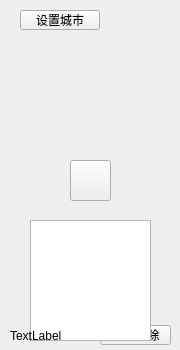
Old version of the form widget.ui in the repository sjchen1994/MyFirstWindowApp.
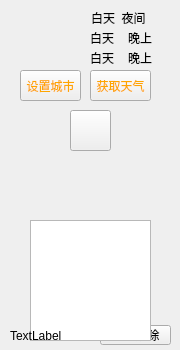
New version of the form. Icons and pictures are not drawn.

Commit message: 实现了天气模块

The edit to the form file:
```diff
--- a/widget.ui
+++ b/widget.ui
@@ -16,8 +16,8 @@
   <widget class="QPushButton" name="transButton">
    <property name="geometry">
     <rect>
-     <x>110</x>
-     <y>30</y>
+     <x>120</x>
+     <y>110</y>
      <width>41</width>
      <height>41</height>
     </rect>
@@ -51,8 +51,8 @@
   <widget class="QPushButton" name="memButton">
    <property name="geometry">
     <rect>
-     <x>30</x>
-     <y>30</y>
+     <x>20</x>
+     <y>110</y>
      <width>41</width>
      <height>41</height>
     </rect>
@@ -93,8 +93,8 @@
   <widget class="QPushButton" name="calc">
    <property name="geometry">
     <rect>
-     <x>30</x>
-     <y>100</y>
+     <x>20</x>
+     <y>160</y>
      <width>41</width>
      <height>41</height>
     </rect>
@@ -122,8 +122,8 @@
   <widget class="QPushButton" name="plantask">
    <property name="geometry">
     <rect>
-     <x>110</x>
-     <y>100</y>
+     <x>120</x>
+     <y>160</y>
      <width>41</width>
      <height>41</height>
     </rect>
@@ -191,7 +191,7 @@
    <property name="geometry">
     <rect>
      <x>70</x>
-     <y>160</y>
+     <y>110</y>
      <width>41</width>
      <height>41</height>
     </rect>
@@ -207,15 +207,118 @@
    <property name="geometry">
     <rect>
      <x>20</x>
-     <y>10</y>
-     <width>80</width>
-     <height>20</height>
+     <y>70</y>
+     <width>61</width>
+     <height>31</height>
     </rect>
    </property>
+   <property name="cursor">
+    <cursorShape>PointingHandCursor</cursorShape>
+   </property>
+   <property name="styleSheet">
+    <string notr="true">color:orange</string>
+   </property>
    <property name="text">
     <string>设置城市</string>
    </property>
   </widget>
+  <widget class="QLabel" name="weather_show">
+   <property name="geometry">
+    <rect>
+     <x>10</x>
+     <y>20</y>
+     <width>70</width>
+     <height>40</height>
+    </rect>
+   </property>
+   <property name="text">
+    <string/>
+   </property>
+  </widget>
+  <widget class="QLabel" name="weather_tq1">
+   <property name="geometry">
+    <rect>
+     <x>90</x>
+     <y>30</y>
+     <width>31</width>
+     <height>16</height>
+    </rect>
+   </property>
+   <property name="text">
+    <string>白天</string>
+   </property>
+  </widget>
+  <widget class="QLabel" name="weather_tq2">
+   <property name="geometry">
+    <rect>
+     <x>128</x>
+     <y>30</y>
+     <width>31</width>
+     <height>16</height>
+    </rect>
+   </property>
+   <property name="text">
+    <string>晚上</string>
+   </property>
+  </widget>
+  <widget class="QLabel" name="weather_qw1">
+   <property name="geometry">
+    <rect>
+     <x>90</x>
+     <y>50</y>
+     <width>31</width>
+     <height>16</height>
+    </rect>
+   </property>
+   <property name="text">
+    <string>白天</string>
+   </property>
+  </widget>
+  <widget class="QLabel" name="weather_qw2">
+   <property name="geometry">
+    <rect>
+     <x>128</x>
+     <y>50</y>
+     <width>31</width>
+     <height>16</height>
+    </rect>
+   </property>
+   <property name="text">
+    <string>晚上</string>
+   </property>
+  </widget>
+  <widget class="QPushButton" name="get_weather">
+   <property name="geometry">
+    <rect>
+     <x>90</x>
+     <y>70</y>
+     <width>61</width>
+     <height>31</height>
+    </rect>
+   </property>
+   <property name="cursor">
+    <cursorShape>PointingHandCursor</cursorShape>
+   </property>
+   <property name="styleSheet">
+    <string notr="true">color:orange</string>
+   </property>
+   <property name="text">
+    <string>获取天气</string>
+   </property>
+  </widget>
+  <widget class="QLabel" name="dayornight_label">
+   <property name="geometry">
+    <rect>
+     <x>91</x>
+     <y>10</y>
+     <width>71</width>
+     <height>16</height>
+    </rect>
+   </property>
+   <property name="text">
+    <string>白天  夜间</string>
+   </property>
+  </widget>
   <zorder>pushButton</zorder>
   <zorder>transButton</zorder>
   <zorder>memButton</zorder>
```
Left out of the diff: 7 changed lines with no effect on the pictures. The commit also changes 90 other files.
